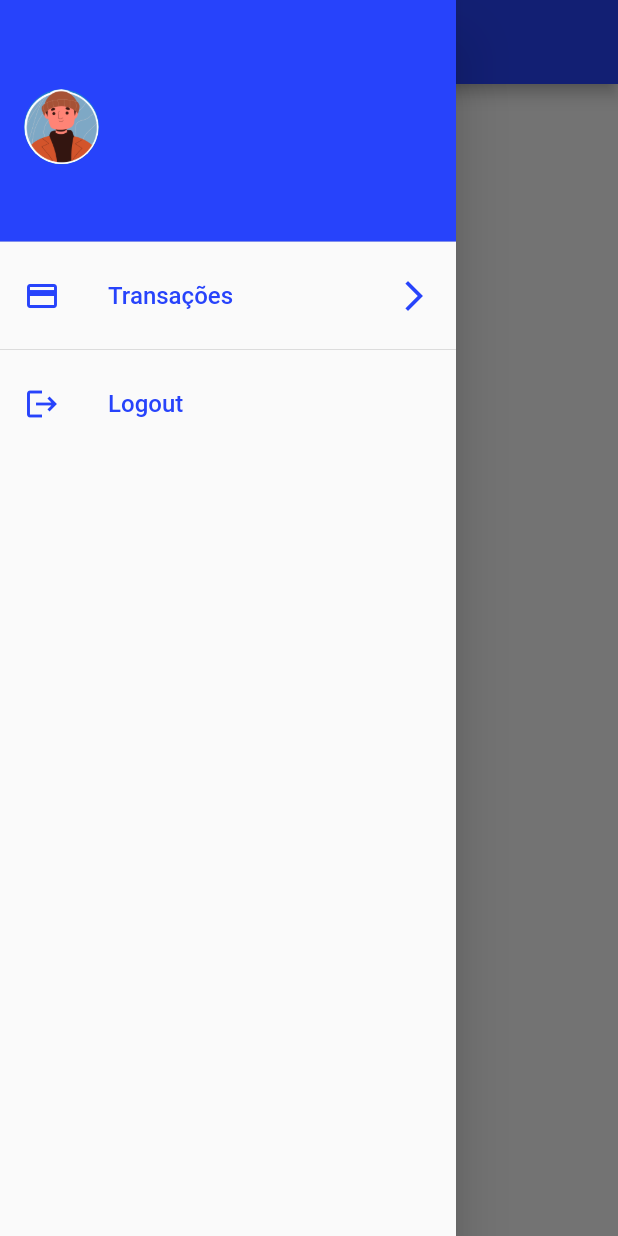
After one commit to douglasgmsantos/money-app, a Flutter app: the MoneyContainer screen opened directly, with the side drawer open, on a phone screen of 412 x 824 dp. The commit adds this screen. Run offline on Flutter 3.47's test engine with Material 2 defaults, Android fonts, the phone set to English and light mode, and no system bars; our stand-ins replace cloud_firestore, extended_masked_text, firebase_auth, firebase_core, flutter_form_builder, image_picker and 2 more; accounts and stored records are empty; generated files the repository leaves out were written again.

Commit message:
FEAT: Adicionando drawer e estrutura de logout

```diff
--- a/lib/src/domain/entities/user_entity.dart
+++ b/lib/src/domain/entities/user_entity.dart
@@ -23,6 +23,14 @@ class UserEntity {
     return 'UserEntity(uid: $uid, name: $name, email: $email, password: $password, isActive: $isActive, createdAt: $createdAt, updatedAt: $updatedAt)';
   }
 
+  String getNameAndLastName() {
+    if (name == null) return "Profile";
+
+    String firstName = name!.split(" ").first;
+    String lastName = name!.split(" ").last;
+    return "$firstName $lastName";
+  }
+
   UserEntity.fromJson(Map<String, dynamic> json) {
     uid = json['uid'];
     name = json['name'];
--- a/lib/src/presentation/screen/home/home_screen.dart
+++ b/lib/src/presentation/screen/home/home_screen.dart
@@ -1,8 +1,5 @@
 import 'package:flutter/material.dart';
-import 'package:money/src/domain/useCases/authentication_use_case.dart';
-import 'package:money/src/presentation/widget/button/button_secondary.dart';
-import 'package:money/src/providers/auth_provider.dart';
-import 'package:provider/provider.dart';
+import 'package:money/src/presentation/widget/money-container/money-container.dart';
 
 class Home extends StatefulWidget {
   const Home({super.key});
@@ -12,18 +9,13 @@ class Home extends StatefulWidget {
 }
 
 class _HomeState extends State<Home> {
-  final _authenticateUserUseCase = AuthenticateUserUseCase();
-
   @override
   Widget build(BuildContext context) {
-    final appState = Provider.of<AuthState>(context);
-
-    return Container(
-        child: ButtonSecondary(
-            text: "Logout",
-            icon: Icons.arrow_forward_ios,
-            onPressed: () async {
-              _authenticateUserUseCase.logout();
-            }));
+    return const MoneyContainer(
+      title: "Money",
+      body: Center(
+        child: Text('Conteúdo da tela'),
+      ),
+    );
   }
 }
--- /dev/null
+++ b/lib/src/presentation/widget/money-container/drawer-item.dart
@@ -0,0 +1,33 @@
+import 'package:flutter/material.dart';
+
+class DrawerItem extends StatelessWidget {
+  final String title;
+  final Widget leading;
+  final void Function()? onTap;
+  final bool showTrailing;
+
+  const DrawerItem(
+      {super.key,
+      required this.title,
+      required this.leading,
+      required this.onTap,
+      this.showTrailing = true});
+
+  @override
+  Widget build(BuildContext context) {
+    return ListTile(
+      iconColor: const Color(0xFF2743FB),
+      leading: leading,
+      trailing: showTrailing
+          ? const Icon(
+              Icons.arrow_forward_ios_sharp,
+            )
+          : null,
+      title: Text(
+        title,
+        style: const TextStyle(fontSize: 16, color: Color(0xFF2743FB)),
+      ),
+      onTap: onTap,
+    );
+  }
+}
--- /dev/null
+++ b/lib/src/presentation/widget/money-container/money-container.dart
@@ -0,0 +1,76 @@
+import 'package:flutter/material.dart';
+import 'package:money/src/domain/useCases/authentication_use_case.dart';
+import 'package:money/src/presentation/widget/money-container/drawer-item.dart';
+import 'package:money/src/presentation/widget/money-container/profile.dart';
+import 'package:money/src/providers/auth_provider.dart';
+import 'package:provider/provider.dart';
+
+class MoneyContainer extends StatefulWidget {
+  final String title;
+  final Widget body;
+
+  const MoneyContainer({super.key, required this.title, required this.body});
+
+  @override
+  State<MoneyContainer> createState() => _MoneyContainerState();
+}
+
+class _MoneyContainerState extends State<MoneyContainer> {
+  final _authenticateUserUseCase = AuthenticateUserUseCase();
+
+  logout() {
+    AuthState userState = Provider.of<AuthState>(context, listen: false);
+    _authenticateUserUseCase.logout();
+    userState.logout();
+    // ignore: use_build_context_synchronously
+    Navigator.of(context).pushNamed('/signin');
+  }
+
+  @override
+  Widget build(BuildContext context) {
+    return Scaffold(
+      appBar: AppBar(
+        title: Text(
+          widget.title,
+          style: const TextStyle(
+            color: Colors.white,
+            fontSize: 24,
+          ),
+        ),
+        backgroundColor: const Color(0xFF2743FB),
+      ),
+      drawer: Drawer(
+        child: ListView(
+          padding: EdgeInsets.zero,
+          children: <Widget>[
+            const DrawerHeader(
+              decoration: BoxDecoration(
+                color: Color(0xFF2743FB),
+              ),
+              child: Profile(),
+            ),
+            DrawerItem(
+              leading: const Icon(
+                Icons.payment,
+              ),
+              title: "Transações",
+              onTap: () {
+                // Ação quando a opção 1 for selecionada
+              },
+            ),
+            const Divider(),
+            DrawerItem(
+              showTrailing: false,
+              leading: const Icon(
+                Icons.logout,
+              ),
+              title: "Logout",
+              onTap: logout,
+            )
+          ],
+        ),
+      ),
+      body: widget.body,
+    );
+  }
+}
--- /dev/null
+++ b/lib/src/presentation/widget/money-container/profile.dart
@@ -0,0 +1,37 @@
+import 'package:flutter/material.dart';
+import 'package:money/src/providers/auth_provider.dart';
+import 'package:provider/provider.dart';
+
+class Profile extends StatelessWidget {
+  const Profile({super.key});
+
+  @override
+  Widget build(BuildContext context) {
+    final appState = Provider.of<AuthState>(context);
+    final profileName = appState.user!.getNameAndLastName();
+
+    return Row(
+      children: [
+        const SizedBox(
+          height: 50,
+          width: 50,
+          child: CircleAvatar(
+            radius: 50, // Define o tamanho do círculo
+            backgroundImage: AssetImage(
+                'assets/images/sticker_profile_man.png'), // Define a imagem a ser exibida
+          ),
+        ),
+        Padding(
+          padding: const EdgeInsets.symmetric(horizontal: 6),
+          child: Text(
+            profileName,
+            style: const TextStyle(
+              color: Colors.white,
+              fontSize: 18,
+            ),
+          ),
+        )
+      ],
+    );
+  }
+}
```
Also changed, not shown: assets/images/sticker_profile_man.png (added), assets/images/sticker_profile_woman.png (added), 1 other file.
